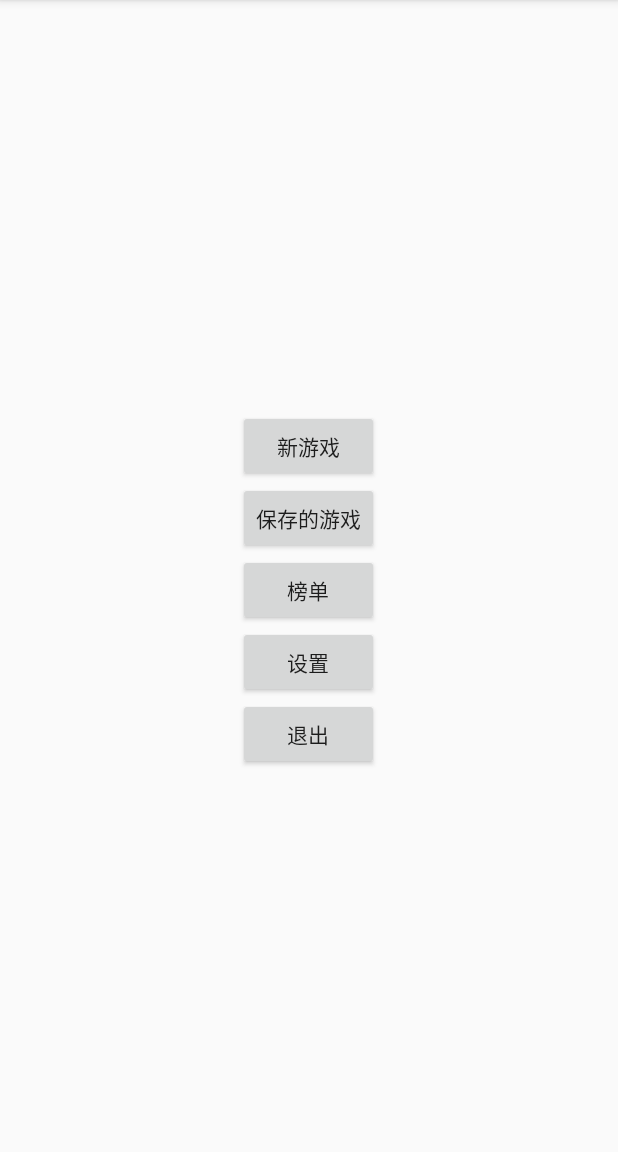
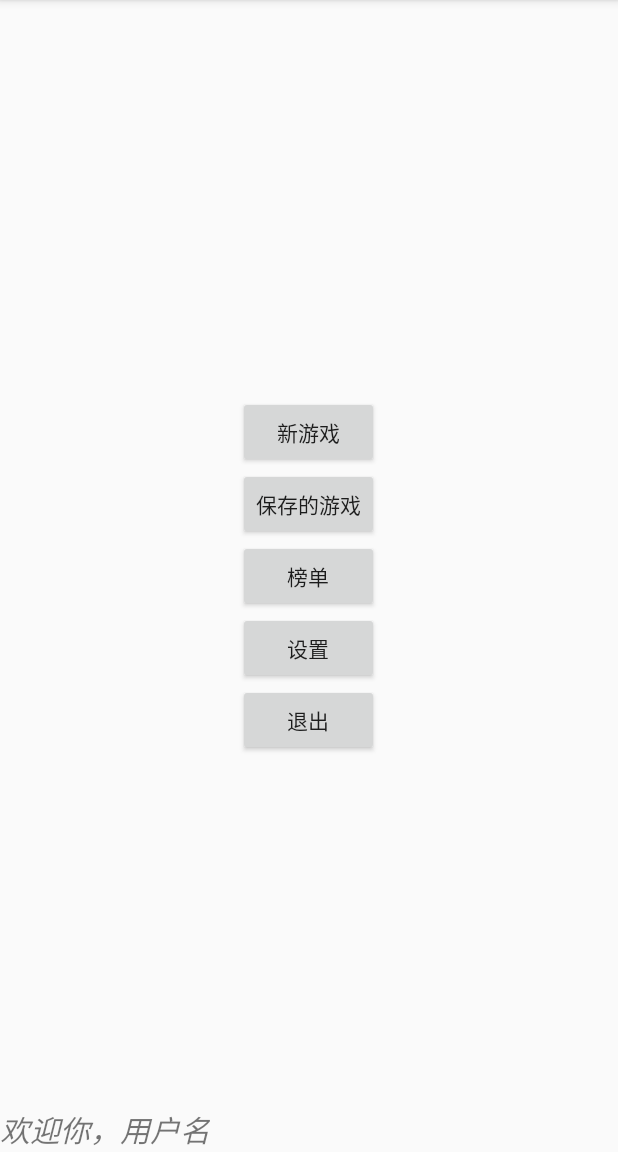
Before and after one commit to saintkid/HomeWork, an Android app: the screen it shows after launch (MainActivity), on a phone screen of 412 x 824 dp, the part 84-1236 px from its top. Run offline under Robolectric (Android 15) with nearby library versions, the phone set to English and light mode, and no system bars.

Commit message:
Aqr commit.

```diff
--- a/app/src/main/java/com/example/aqr/homework/MainActivity.java
+++ b/app/src/main/java/com/example/aqr/homework/MainActivity.java
@@ -8,9 +8,11 @@ import android.os.Bundle;
 import android.os.Handler;
 import android.os.Message;
 import android.util.Log;
+import android.view.Gravity;
 import android.view.View;
 import android.widget.Button;
 import android.widget.TextView;
+import android.widget.Toast;
 import android.widget.ViewFlipper;
 
 import com.example.aqr.homework.dao.GameDao;
@@ -90,11 +92,11 @@ public class MainActivity extends Activity implements View.OnClickListener{
     }
     protected void init(){
         //beforegame
-        userName = (TextView) findViewById(R.id.user);
+        userName = (TextView) findViewById(R.id.gameUser);
         userName.post(new Runnable() {
             @Override
             public void run() {
-                userName.setText("");
+                userName.setText("欢迎你，用户名");
             }
         });
         newGame = (Button) findViewById(R.id.newGame);
@@ -131,17 +133,27 @@ public class MainActivity extends Activity implements View.OnClickListener{
                 whitePoints = gameDao.selectSaveGame(name, 1);
                 blackPoints = gameDao.selectSaveGame(name, 0);
                 freePoints = gameDao.selectSaveGame(name, 2);
-                if(freePoints.size()<225) {
+                if(freePoints!=null) {
                     fiveInaRowView.initOldGame(whitePoints, blackPoints, freePoints);
                 }
-                gameFlipper.setDisplayedChild(1);
+                else{
+                    Toast toast = Toast.makeText(MainActivity.this,"没有保存的游戏！",Toast.LENGTH_SHORT);
+                    toast.setGravity(Gravity.CENTER,0,0);
+
+                    toast.show();
+
+                }
                 break;
             case R.id.gameBoard:
                 broad = gameDao.selectGameBroad();
-                if(broad.size()>0){
+                if(broad != null){
 
                 }
                 else{
+                    Toast toast = Toast.makeText(MainActivity.this,"没有榜单信息！",Toast.LENGTH_SHORT);
+                    toast.setGravity(Gravity.CENTER,0,0);
+
+                    toast.show();
 
                 }
                 break;
--- a/app/src/main/res/layout/beforegame_main.xml
+++ b/app/src/main/res/layout/beforegame_main.xml
@@ -1,51 +1,71 @@
 <?xml version="1.0" encoding="utf-8"?>
 <RelativeLayout
     xmlns:android="http://schemas.android.com/apk/res/android"
+    xmlns:tools="http://schemas.android.com/tools"
+    tools:context="com.example.aqr.homework.MainActivity"
     android:layout_width="match_parent"
-    android:layout_height="match_parent"
-    >
+    android:layout_height="match_parent">
+
+
+
     <TextView
-        android:id="@+id/user"
-        android:gravity="left"
         android:text="欢迎你，用户名"
-        android:layout_width="match_parent"
-        android:layout_height="wrap_content" />
+        android:id="@+id/gameUser"
+        android:textSize="20sp"
+        android:textStyle="italic"
+        android:layout_width="wrap_content"
+        android:layout_height="wrap_content"
+        android:layout_alignParentLeft="true"
+        android:layout_alignParentBottom="true"
+
+        />
+
+
     <TableLayout
         android:id="@+id/gameManager"
-        android:layout_below="@id/user"
         android:layout_width="match_parent"
         android:layout_height="match_parent"
         android:gravity="center"
         >
+
         <TableRow android:gravity="center">
+
             <Button
                 android:id="@+id/newGame"
                 android:text="新游戏"
 
                 />
         </TableRow>
+
         <TableRow android:gravity="center">
+
             <Button
                 android:id="@+id/oldGame"
                 android:text="保存的游戏"
 
                 />
         </TableRow>
+
         <TableRow android:gravity="center">
+
             <Button
                 android:id="@+id/gameBoard"
                 android:text="榜单"
 
                 />
         </TableRow>
+
         <TableRow android:gravity="center">
+
             <Button
                 android:id="@+id/setting"
                 android:text="设置"
 
                 />
         </TableRow>
+
         <TableRow android:gravity="center">
+
             <Button
                 android:id="@+id/quitAPP"
                 android:text="退出"
```
Also changed, not shown: 58 other files.
